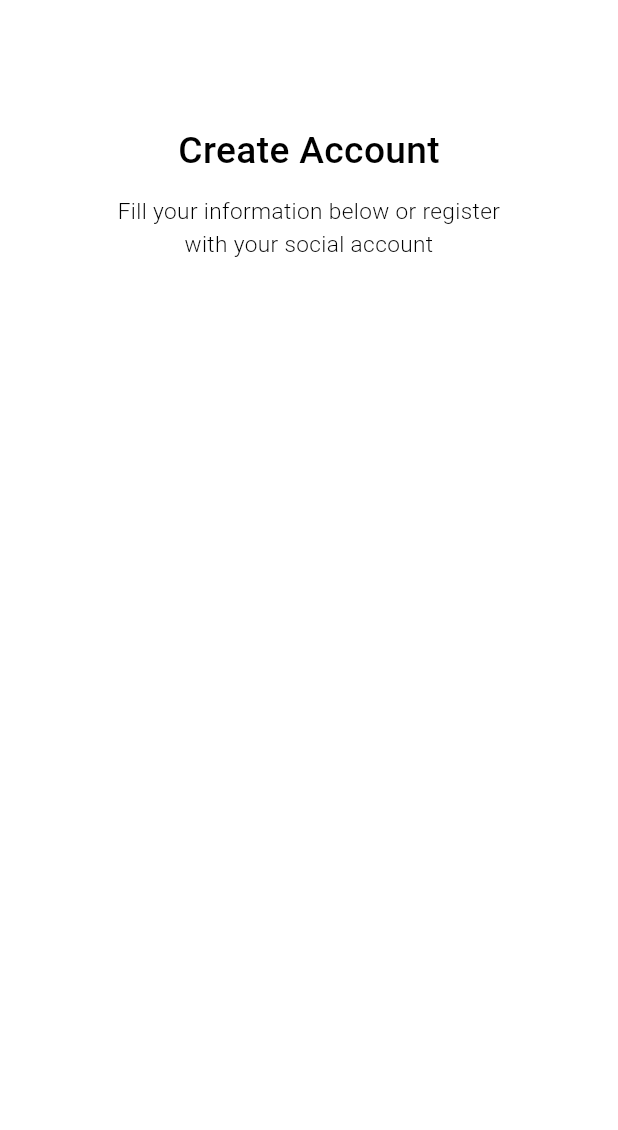
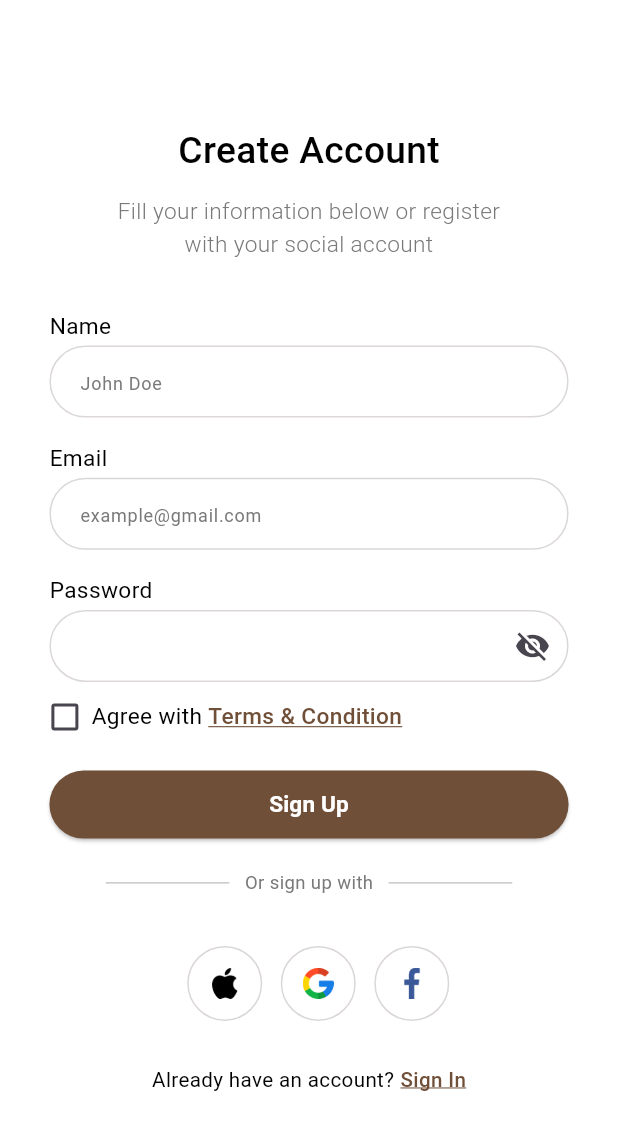
Before and after one commit to Shailesh-Tagadghar/ecommerce, a Flutter app: the screen it shows after launch, on a phone screen of 412 x 824 dp. Shown: the top 1130 px of the screen. Run offline on Flutter 3.47's test engine with Material 3 defaults, Android fonts, the phone set to English and light mode, and no system bars; our stand-ins replace connectivity_plus, firebase_core, flutter_easyloading, get, lottie, sizer; accounts and stored records are empty; project files that could hold a hidden picture were left out.

Commit message:
sign up screen done

```diff
--- a/lib/Controllers/global_controller_binding.dart
+++ b/lib/Controllers/global_controller_binding.dart
@@ -1,3 +1,4 @@
+import 'package:ecommerce/Modules/Auth/auth_controller.dart';
 import 'package:get/get.dart';
 
 import 'network_connectivity_controller.dart';
@@ -14,5 +15,9 @@ class GlobalControllerBindings extends Bindings {
     Get.put(
       NetworkConnectivityController(),
     );
+
+    Get.put(
+      AuthController(),
+    );
   }
 }
--- /dev/null
+++ b/lib/Modules/Auth/Widget/custom_button.dart
@@ -0,0 +1,57 @@
+import 'package:ecommerce/Utils/Constants/color_constant.dart';
+import 'package:flutter/material.dart';
+import 'package:get/get.dart';
+import 'package:sizer/sizer.dart';
+
+class CustomButton extends StatelessWidget {
+  final String label;
+  final void Function()? action;
+  final Color? btnColor, textColor, iconColor;
+  final double? width;
+  final double? height;
+
+  const CustomButton({
+    super.key,
+    required this.label,
+    this.action,
+    this.btnColor,
+    this.textColor,
+    this.iconColor,
+    this.width,
+    this.height,
+  });
+
+  @override
+  Widget build(BuildContext context) {
+    return SizedBox(
+      height: height ?? Get.height,
+      width: width ?? Get.width,
+      child: ElevatedButton(
+          style: ButtonStyle(
+            fixedSize: WidgetStatePropertyAll(
+              Size(Get.width, 40),
+            ),
+            maximumSize: WidgetStatePropertyAll(
+              Size(Get.width, 40),
+            ),
+            backgroundColor:
+                WidgetStatePropertyAll(btnColor ?? ColorConstants.primary),
+          ),
+          onPressed: action,
+          child: Row(
+            mainAxisSize: MainAxisSize.min,
+            mainAxisAlignment: MainAxisAlignment.center,
+            children: [
+              Text(
+                label,
+                style: TextStyle(
+                  color: ColorConstants.whiteColor,
+                  fontSize: 11.sp,
+                  fontWeight: FontWeight.w600,
+                ),
+              ),
+            ],
+          )),
+    );
+  }
+}
--- /dev/null
+++ b/lib/Modules/Auth/Widget/custom_field.dart
@@ -0,0 +1,80 @@
+import 'package:ecommerce/Utils/Constants/color_constant.dart';
+import 'package:flutter/material.dart';
+import 'package:sizer/sizer.dart';
+
+class CustomField extends StatelessWidget {
+  final String? hintText;
+  final Color? hintTextColor;
+  final TextInputType keyboardType;
+  final bool obscureText;
+  final String obscuringCharacter;
+  final bool showPasswordIcon;
+  final VoidCallback? onIconPressed;
+  final TextEditingController? controller;
+  final ValueChanged<String>? onChanged;
+
+  CustomField({
+    super.key,
+    this.hintText,
+    this.hintTextColor = ColorConstants.greyColor,
+    this.keyboardType = TextInputType.text,
+    this.obscureText = false,
+    this.obscuringCharacter = '*',
+    this.showPasswordIcon = false,
+    this.onIconPressed,
+    this.controller,
+    this.onChanged,
+  });
+
+  @override
+  Widget build(BuildContext context) {
+    return TextFormField(
+      keyboardType: keyboardType,
+      obscureText: obscureText,
+      obscuringCharacter: obscuringCharacter,
+      controller: controller,
+      onChanged: onChanged,
+      // cursorRadius: const Radius.circular(8),
+      decoration: InputDecoration(
+        contentPadding: EdgeInsets.only(
+          left: 4.w,
+          right: 4.w,
+          bottom: 1.h,
+          top: 1.h,
+        ),
+        hintText: hintText,
+        hintStyle: TextStyle(
+          color: hintTextColor,
+          fontSize: 12,
+          fontWeight: FontWeight.w400,
+        ),
+        suffixIcon: showPasswordIcon
+            ? IconButton(
+                icon: Icon(
+                  obscureText ? Icons.visibility_off : Icons.visibility,
+                ),
+                onPressed: onIconPressed,
+              )
+            : null,
+        enabledBorder: OutlineInputBorder(
+          borderRadius: BorderRadius.circular(25),
+          borderSide: const BorderSide(
+            color: ColorConstants.lightGrayColor,
+          ),
+        ),
+        focusedBorder: OutlineInputBorder(
+          borderRadius: BorderRadius.circular(25),
+          borderSide: const BorderSide(
+            color: ColorConstants.lightGrayColor,
+          ),
+        ),
+        errorBorder: OutlineInputBorder(
+          borderRadius: BorderRadius.circular(25),
+          borderSide: const BorderSide(
+            color: ColorConstants.errorColor,
+          ),
+        ),
+      ),
+    );
+  }
+}
--- /dev/null
+++ b/lib/Modules/Auth/Widget/custom_rich_text.dart
@@ -0,0 +1,10 @@
+import 'package:flutter/material.dart';
+
+class CustomRichText extends StatelessWidget {
+  const CustomRichText({super.key});
+
+  @override
+  Widget build(BuildContext context) {
+    return RichText(text: TextSpan());
+  }
+}
--- a/lib/Modules/Auth/Widget/custom_text.dart
+++ b/lib/Modules/Auth/Widget/custom_text.dart
@@ -8,6 +8,7 @@ class CustomText extends StatelessWidget {
   final double fontSize;
   final FontWeight? weight;
   final TextAlign? textAlign;
+  final TextDecoration? decoration;
 
   const CustomText({
     super.key,
@@ -16,6 +17,7 @@ class CustomText extends StatelessWidget {
     this.fontSize = 14,
     this.weight,
     this.textAlign,
+    this.decoration,
   });
 
   @override
@@ -23,9 +25,11 @@ class CustomText extends StatelessWidget {
     return Text(
       text,
       style: TextStyle(
-        color: ColorConstants.blackColor,
+        color: color ?? ColorConstants.blackColor,
         fontSize: fontSize.sp,
         fontWeight: weight ?? FontWeight.bold,
+        decoration: decoration ?? TextDecoration.none,
+        decorationColor: ColorConstants.rich,
       ),
       textAlign: textAlign,
     );
--- a/lib/Modules/Auth/auth_controller.dart
+++ b/lib/Modules/Auth/auth_controller.dart
@@ -0,0 +1,28 @@
+import 'package:get/get.dart';
+
+class AuthController extends GetxController {
+  var obscureText = false.obs;
+  var isPasswordObscured = true.obs;
+  var agreeToTerms = false.obs;
+  // var selectedDropdownItem = ''.obs;
+  // var textFieldValue = ''.obs;
+
+  void toggleObscureText() {
+    obscureText.value = !obscureText.value;
+  }
+
+  void togglePasswordVisibility() {
+    isPasswordObscured.value = !isPasswordObscured.value;
+  }
+
+  void checkBox() {
+    agreeToTerms.value = !agreeToTerms.value;
+  }
+  // void setSelectedDropdownItem(String value) {
+  //   selectedDropdownItem.value = value;
+  // }
+
+  // void setTextFieldValue(String value) {
+  //   textFieldValue.value = value;
+  // }
+}
--- a/lib/Modules/Auth/sign_in.dart
+++ /dev/null
@@ -1,54 +0,0 @@
-import 'package:ecommerce/Modules/Auth/Widget/custom_text.dart';
-import 'package:ecommerce/Utils/Constants/color_constant.dart';
-import 'package:ecommerce/Utils/Constants/string_constant.dart';
-import 'package:flutter/material.dart';
-import 'package:sizer/sizer.dart';
-
-class Signin extends StatelessWidget {
-  const Signin({super.key});
-
-  @override
-  Widget build(BuildContext context) {
-    return Scaffold(
-      backgroundColor: ColorConstants.whiteColor,
-      body: Padding(
-        padding: EdgeInsets.only(
-          top: 10.h,
-          left: 4.w,
-          right: 4.w,
-          bottom: 2.h,
-        ),
-        child: SingleChildScrollView(
-          child: Column(
-            crossAxisAlignment: CrossAxisAlignment.center,
-            mainAxisAlignment: MainAxisAlignment.center,
-            children: [
-              const Align(
-                child: CustomText(
-                  text: StringConstants.createaccount,
-                  color: ColorConstants.blackColor,
-                  fontSize: 18,
-                  weight: FontWeight.w500,
-                ),
-              ),
-              SizedBox(height: 1.5.h),
-              Padding(
-                padding: EdgeInsets.only(
-                  left: 12.w,
-                  right: 12.w,
-                ),
-                child: const CustomText(
-                  text: StringConstants.smalldisplay,
-                  color: ColorConstants.greyColor,
-                  fontSize: 11,
-                  weight: FontWeight.w300,
-                  textAlign: TextAlign.center,
-                ),
-              )
-            ],
-          ),
-        ),
-      ),
-    );
-  }
-}
--- /dev/null
+++ b/lib/Modules/Auth/sign_up.dart
@@ -0,0 +1,317 @@
+import 'package:ecommerce/Modules/Auth/Widget/custom_button.dart';
+import 'package:ecommerce/Modules/Auth/Widget/custom_field.dart';
+import 'package:ecommerce/Modules/Auth/Widget/custom_text.dart';
+import 'package:ecommerce/Modules/Auth/auth_controller.dart';
+import 'package:ecommerce/Utils/Constants/asset_constant.dart';
+import 'package:ecommerce/Utils/Constants/color_constant.dart';
+import 'package:ecommerce/Utils/Constants/string_constant.dart';
+import 'package:flutter/material.dart';
+import 'package:get/get.dart';
+import 'package:sizer/sizer.dart';
+
+class Signup extends StatelessWidget {
+  Signup({super.key});
+
+  final AuthController authController = Get.put(AuthController());
+
+  final TextEditingController passwordController = TextEditingController();
+
+  @override
+  Widget build(BuildContext context) {
+    return Scaffold(
+      backgroundColor: ColorConstants.whiteColor,
+      body: Padding(
+        padding: EdgeInsets.only(
+          top: 10.h,
+          left: 4.w,
+          right: 4.w,
+          bottom: 2.h,
+        ),
+        child: SingleChildScrollView(
+          child: Column(
+            crossAxisAlignment: CrossAxisAlignment.start,
+            children: [
+              const Align(
+                child: CustomText(
+                  text: StringConstants.createaccount,
+                  color: ColorConstants.blackColor,
+                  fontSize: 18,
+                  weight: FontWeight.w500,
+                ),
+              ),
+              SizedBox(height: 1.5.h),
+              Padding(
+                padding: EdgeInsets.only(
+                  left: 12.w,
+                  right: 12.w,
+                ),
+                child: const CustomText(
+                  text: StringConstants.smalldisplay,
+                  color: ColorConstants.greyColor,
+                  fontSize: 11,
+                  weight: FontWeight.w300,
+                  textAlign: TextAlign.center,
+                ),
+              ),
+              SizedBox(
+                height: 4.h,
+              ),
+              Padding(
+                padding: EdgeInsets.only(
+                  left: 4.w,
+                  right: 4.w,
+                ),
+                child: Column(
+                  crossAxisAlignment: CrossAxisAlignment.start,
+                  children: [
+                    const CustomText(
+                      text: StringConstants.namelabel,
+                      color: ColorConstants.blackColor,
+                      fontSize: 11,
+                      weight: FontWeight.w400,
+                    ),
+                    SizedBox(
+                      height: 0.2.h,
+                    ),
+                    CustomField(
+                      hintText: StringConstants.name,
+                      hintTextColor: ColorConstants.greyColor,
+                      keyboardType: TextInputType.name,
+                    ),
+                    SizedBox(
+                      height: 2.h,
+                    ),
+                    const CustomText(
+                      text: StringConstants.emaillabel,
+                      color: ColorConstants.blackColor,
+                      fontSize: 11,
+                      weight: FontWeight.w400,
+                    ),
+                    SizedBox(
+                      height: 0.2.h,
+                    ),
+                    CustomField(
+                      hintText: StringConstants.email,
+                      hintTextColor: ColorConstants.greyColor,
+                      keyboardType: TextInputType.emailAddress,
+                    ),
+                    SizedBox(
+                      height: 2.h,
+                    ),
+                    const CustomText(
+                      text: StringConstants.passwordlabel,
+                      color: ColorConstants.blackColor,
+                      fontSize: 11,
+                      weight: FontWeight.w400,
+                    ),
+                    SizedBox(
+                      height: 0.2.h,
+                    ),
+                    Obx(
+                      () => CustomField(
+                        controller: passwordController,
+                        obscureText: authController.isPasswordObscured.value,
+                        obscuringCharacter: '*',
+                        showPasswordIcon: true,
+                        hintTextColor: ColorConstants.greyColor,
+                        onIconPressed: authController.togglePasswordVisibility,
+                      ),
+                    ),
+                    SizedBox(
+                      height: 1.5.h,
+                    ),
+                    Row(
+                      children: [
+                        Obx(
+                          () => SizedBox(
+                            height: 2.2.h,
+                            width: 5.w,
+                            child: Checkbox.adaptive(
+                              value: authController.agreeToTerms.value,
+                              onChanged: (bool? val) {
+                                authController.agreeToTerms.value =
+                                    !authController.agreeToTerms.value;
+                              },
+                              activeColor: ColorConstants.primary,
+                            ),
+                          ),
+                        ),
+                        SizedBox(
+                          width: 0.9.h,
+                        ),
+                        const CustomText(
+                          text: StringConstants.agree,
+                          color: ColorConstants.blackColor,
+                          fontSize: 11,
+                          weight: FontWeight.w400,
+                        ),
+                        // Container(
+                        //     padding: const EdgeInsets.only(
+                        //       bottom: 0.5,
+                        //     ),
+                        //     decoration: const BoxDecoration(
+                        //       border: Border(
+                        //         bottom: BorderSide(
+                        //           color: ColorConstants.rich,
+                        //           width: 1,
+                        //         ),
+                        //       ),
+                        //     ),
+                        //     child: const CustomText(
+                        //       text: StringConstants.tandc,
+                        //       color: ColorConstants.rich,
+                        //       weight: FontWeight.w400,
+                        //       fontSize: 11,
+                        //     )),
+                        const CustomText(
+                          text: StringConstants.tandc,
+                          color: ColorConstants.rich,
+                          fontSize: 11,
+                          weight: FontWeight.w500,
+                          decoration: TextDecoration.underline,
+                        ),
+                      ],
+                    ),
+                    SizedBox(
+                      height: 3.h,
+                    ),
+                    CustomButton(
+                      label: StringConstants.signUp,
+                      btnColor: ColorConstants.rich,
+                      height: 5.5.h,
+                      action: () {},
+                      // width: 80.w,
+                    ),
+                    SizedBox(
+                      height: 2.5.h,
+                    ),
+                    Row(
+                      mainAxisAlignment: MainAxisAlignment.center,
+                      children: [
+                        Container(
+                          height: 0.05.h,
+                          width: 20.w,
+                          decoration: const BoxDecoration(
+                            color: ColorConstants.greyColor,
+                          ),
+                        ),
+                        SizedBox(
+                          width: 2.5.w,
+                        ),
+                        const CustomText(
+                          text: StringConstants.diffsigninmethod2,
+                          color: ColorConstants.greyColor,
+                          fontSize: 9,
+                          weight: FontWeight.w400,
+                        ),
+                        SizedBox(
+                          width: 2.5.w,
+                        ),
+                        Container(
+                          height: 0.05.h,
+                          width: 20.w,
+                          decoration: const BoxDecoration(
+                            color: ColorConstants.greyColor,
+                          ),
+                        ),
+                      ],
+                    ),
+                    SizedBox(
+                      height: 4.h,
+                    ),
+                    Row(
+                      mainAxisAlignment: MainAxisAlignment.center,
+                      children: [
+                        Container(
+                          margin: EdgeInsets.only(left: 3.w),
+                          decoration: BoxDecoration(
+                            border: Border.all(
+                                color: ColorConstants.lightGrayColor, width: 1),
+                            shape: BoxShape.circle,
+                          ),
+                          child: IconButton(
+                            padding: const EdgeInsets.all(1),
+                            iconSize: 24,
+                            icon: Image(
+                              image: const AssetImage(
+                                AssetConstant.appleLogo,
+                              ),
+                              width: 5.w,
+                            ),
+                            onPressed: () {},
+                          ),
+                        ),
+                        Container(
+                          margin: EdgeInsets.only(left: 3.w),
+                          decoration: BoxDecoration(
+                            border: Border.all(
+                                color: ColorConstants.lightGrayColor, width: 1),
+                            shape: BoxShape.circle,
+                          ),
+                          child: IconButton(
+                            padding: const EdgeInsets.all(1),
+                            iconSize: 24,
+                            icon: Image(
+                              image: const AssetImage(
+                                AssetConstant.googleLogo,
+                              ),
+                              width: 5.w,
+                            ),
+                            onPressed: () {},
+                          ),
+                        ),
+                        Container(
+                          margin: EdgeInsets.only(left: 3.w),
+                          decoration: BoxDecoration(
+                            border: Border.all(
+                                color: ColorConstants.lightGrayColor, width: 1),
+                            shape: BoxShape.circle,
+                          ),
+                          child: IconButton(
+                            padding: const EdgeInsets.all(1),
+                            iconSize: 24,
+                            icon: Image(
+                              image: const AssetImage(
+                                AssetConstant.faceBookLogo,
+                              ),
+                              width: 5.w,
+                            ),
+                            onPressed: () {},
+                          ),
+                        ),
+                      ],
+                    ),
+                    SizedBox(
+                      height: 3.5.h,
+                    ),
+                    Row(
+                      mainAxisAlignment: MainAxisAlignment.center,
+                      children: [
+                        const CustomText(
+                          text: StringConstants.account2,
+                          color: ColorConstants.blackColor,
+                          fontSize: 10,
+                          weight: FontWeight.w400,
+                        ),
+                        SizedBox(
+                          width: 1.w,
+                        ),
+                        const CustomText(
+                          text: StringConstants.signIn,
+                          color: ColorConstants.rich,
+                          fontSize: 10,
+                          weight: FontWeight.w500,
+                          decoration: TextDecoration.underline,
+                        ),
+                      ],
+                    ),
+                  ],
+                ),
+              ),
+            ],
+          ),
+        ),
+      ),
+    );
+  }
+}
--- a/lib/Modules/Splash/splash_screen.dart
+++ b/lib/Modules/Splash/splash_screen.dart
@@ -20,7 +20,7 @@ class SplashScreen extends StatelessWidget {
       showLottie.value = true;
 
       Timer(const Duration(seconds: 3), () {
-        Get.toNamed(AppRoutes.signInScreen);
+        Get.toNamed(AppRoutes.signUpScreen);
       });
     });
     return Scaffold(
--- a/lib/Routes/app_pages.dart
+++ b/lib/Routes/app_pages.dart
@@ -1,6 +1,6 @@
 // import 'package:flutter/material.dart';
 
-import 'package:ecommerce/Modules/Auth/sign_in.dart';
+import 'package:ecommerce/Modules/Auth/sign_up.dart';
 import 'package:ecommerce/Modules/Splash/splash_screen.dart';
 import 'package:ecommerce/Routes/app_routes.dart';
 import 'package:get/get.dart';
@@ -22,8 +22,8 @@ class AppPages {
         page: () => SplashScreen(),
         transition: transition),
     GetPage(
-        name: AppRoutes.signInScreen,
-        page: () => const Signin(),
+        name: AppRoutes.signUpScreen,
+        page: () => Signup(),
         transition: transition),
   ];
 }
--- a/lib/Routes/app_routes.dart
+++ b/lib/Routes/app_routes.dart
@@ -3,5 +3,5 @@
 ///
 class AppRoutes {
   static const splashScreen = '/splash_screen';
-  static const signInScreen = '/sign_in';
+  static const signUpScreen = '/sign_up';
 }
--- a/lib/Utils/Constants/color_constant.dart
+++ b/lib/Utils/Constants/color_constant.dart
@@ -5,6 +5,7 @@ class ColorConstants {
   static const whiteColor = Color(0xFFFFFFFF);
   static const blackColor = Color(0xFF000000);
   static const lightGrayColor = Color.fromARGB(255, 219, 215, 215);
+  static const rich = Color(0xff704f38);
 
   static const primary = MaterialColor(0xff704f38, {
     900: Color(0xff352317), // dark
```
